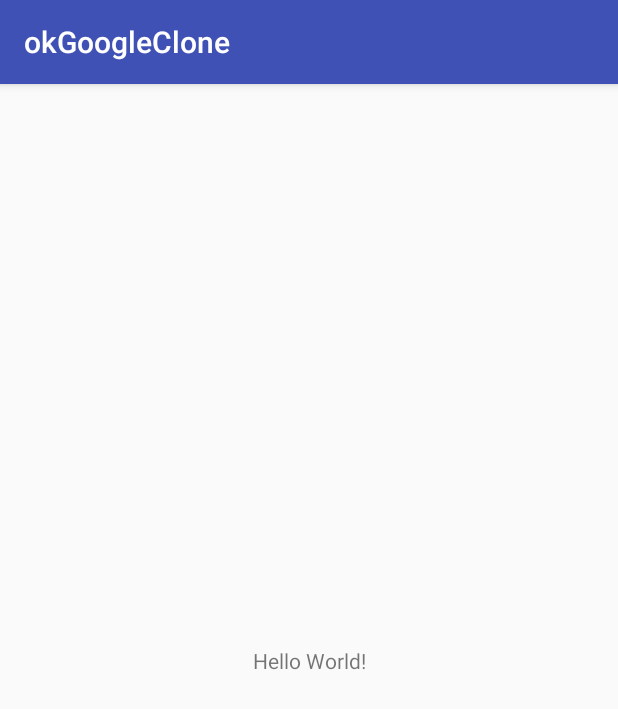
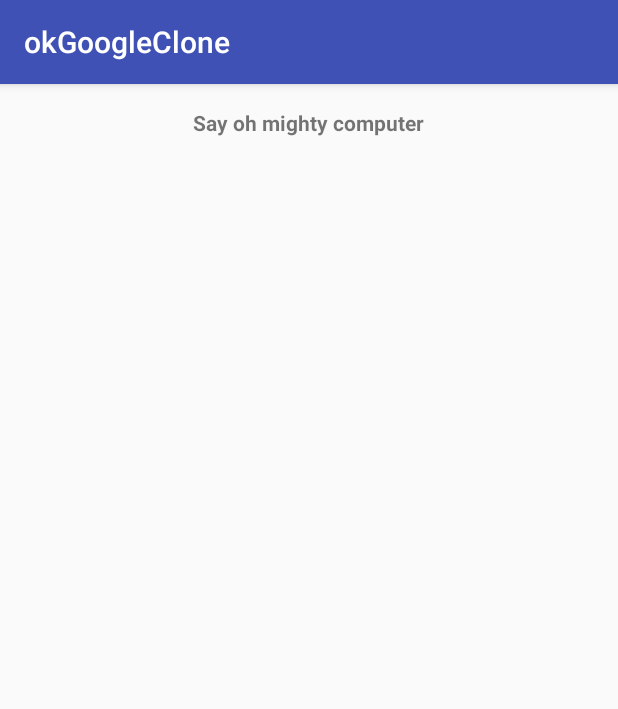
Before and after one commit to Pa-OShea/okGoogleClone, an Android app: the screen it shows after launch (MainActivity), on a phone screen of 412 x 824 dp. Shown: the top 709 px of the screen. Run offline under Robolectric (Android 15) with nearby library versions, the phone set to English and light mode, and no system bars; libraries missing offline, so code that uses them is left out: edu.cmu.pocketsphinx; 11 statements that could not run were skipped.

Commit message:
changed UI

```diff
--- a/app/src/main/java/com/p14osheagmail/okgoogleclone/SpeechRecognizerManager.java
+++ b/app/src/main/java/com/p14osheagmail/okgoogleclone/SpeechRecognizerManager.java
@@ -1,5 +1,6 @@
 package com.p14osheagmail.okgoogleclone;
 
+import android.annotation.SuppressLint;
 import android.content.Context;
 import android.content.Intent;
 import android.os.AsyncTask;
@@ -14,6 +15,7 @@ import java.util.ArrayList;
 
 import edu.cmu.pocketsphinx.Assets;
 import edu.cmu.pocketsphinx.Hypothesis;
+import edu.cmu.pocketsphinx.SpeechRecognizer;
 import edu.cmu.pocketsphinx.SpeechRecognizerSetup;
 
 import static edu.cmu.pocketsphinx.SpeechRecognizerSetup.defaultSetup;
@@ -26,7 +28,7 @@ public class SpeechRecognizerManager {
     /* Named searches allow to quickly reconfigure the decoder */
     private static final String KWS_SEARCH = "wakeup";
     /* Keyword we are looking for to activate menu */
-    private static final String KEYPHRASE = "ok light";
+    private static final String KEYPHRASE = "oh mighty computer";
     private edu.cmu.pocketsphinx.SpeechRecognizer mPocketSphinxRecognizer;
     private static final String TAG = SpeechRecognizerManager.class.getSimpleName();
     protected Intent mSpeechRecognizerIntent;
@@ -42,7 +44,24 @@ public class SpeechRecognizerManager {
 
     }
 
+    public SpeechRecognizer getmPocketSphinxRecognizer() {
+        return mPocketSphinxRecognizer;
+    }
 
+    public static String getKwsSearch() {
+        return KWS_SEARCH;
+    }
+
+    public void stop(){
+        mPocketSphinxRecognizer.cancel();
+    }
+
+    public void start(){
+        mPocketSphinxRecognizer.startListening(KWS_SEARCH);
+    }
+
+
+    @SuppressLint("StaticFieldLeak")
     private void initPockerSphinx() {
 
         new AsyncTask<Void, Void, Exception>() {
@@ -72,6 +91,7 @@ public class SpeechRecognizerManager {
                     // Create keyword-activation search.
                     mPocketSphinxRecognizer.addKeyphraseSearch(KWS_SEARCH, KEYPHRASE);
                 } catch (IOException e) {
+                    System.err.print(e.getMessage());
                     return e;
                 }
                 return null;
@@ -79,6 +99,7 @@ public class SpeechRecognizerManager {
 
             @Override
             protected void onPostExecute(Exception result) {
+                //System.err.println("Something is fucking wrong\n" + result.getMessage());
                 if (result != null) {
                     Toast.makeText(mContext, "Failed to init mPocketSphinxRecognizer ", Toast.LENGTH_SHORT).show();
                 } else {
@@ -92,13 +113,9 @@ public class SpeechRecognizerManager {
     private void initGoogleSpeechRecognizer() {
 
         mGoogleSpeechRecognizer = android.speech.SpeechRecognizer.createSpeechRecognizer(mContext);
-
         mGoogleSpeechRecognizer.setRecognitionListener(new GoogleRecognitionListener());
-
         mSpeechRecognizerIntent = new Intent( RecognizerIntent.ACTION_RECOGNIZE_SPEECH);
-
-        mSpeechRecognizerIntent.putExtra(RecognizerIntent.EXTRA_LANGUAGE_MODEL,RecognizerIntent.LANGUAGE_MODEL_FREE_FORM);
-
+        mSpeechRecognizerIntent.putExtra(RecognizerIntent.EXTRA_LANGUAGE_MODEL, RecognizerIntent.LANGUAGE_MODEL_FREE_FORM);
         mSpeechRecognizerIntent.putExtra( RecognizerIntent. EXTRA_CONFIDENCE_SCORES, true);
     }
 
@@ -110,7 +127,6 @@ public class SpeechRecognizerManager {
             mPocketSphinxRecognizer = null;
         }
 
-
         if (mGoogleSpeechRecognizer != null) {
             mGoogleSpeechRecognizer.cancel();
             mGoogleSpeechRecognizer.destroy();
@@ -120,9 +136,7 @@ public class SpeechRecognizerManager {
     }
 
     private void restartSearch(String searchName) {
-
         mPocketSphinxRecognizer.stop();
-
         mPocketSphinxRecognizer.startListening(searchName);
 
     }
@@ -142,26 +156,23 @@ public class SpeechRecognizerManager {
          */
         @Override
         public void onPartialResult(Hypothesis hypothesis) {
-            if (hypothesis == null)
-            {
+            if (hypothesis == null){
                 Log.d(TAG,"null");
-
-
                 return;
-
             }
             String text = hypothesis.getHypstr();
-            Log.d(TAG,text);
+            Log.d(TAG, "What you said " + text);
             if (text.equals(KEYPHRASE)) {
+                mPocketSphinxRecognizer.cancel();
                 mGoogleSpeechRecognizer.startListening(mSpeechRecognizerIntent);
-                mPocketSphinxRecognizer.cancel();
-                Toast.makeText(mContext, "You said: "+text, Toast.LENGTH_SHORT).show();
-
+                //Toast.makeText(mContext, "You said: "+text, Toast.LENGTH_SHORT).show();
             }
+            hypothesis.delete();
         }
 
         @Override
         public void onResult(Hypothesis hypothesis) {
+
         }
 
 
@@ -238,9 +249,17 @@ public class SpeechRecognizerManager {
                 if (mOnResultListener!=null){
                     mOnResultListener.OnResult(heard);
                 }
+                heard.clear();
 
             }
 
+            /*try {
+                Thread.sleep(5000);
+            } catch (InterruptedException e) {
+                e.printStackTrace();
+            }*/
+            assert results != null;
+            results.clear();
             mPocketSphinxRecognizer.startListening(KWS_SEARCH);
 
 
--- a/app/src/main/res/layout/activity_main.xml
+++ b/app/src/main/res/layout/activity_main.xml
@@ -1,19 +1,24 @@
 <?xml version="1.0" encoding="utf-8"?>
-<android.support.constraint.ConstraintLayout xmlns:android="http://schemas.android.com/apk/res/android"
-    xmlns:app="http://schemas.android.com/apk/res-auto"
+<LinearLayout
+    xmlns:android="http://schemas.android.com/apk/res/android"
     xmlns:tools="http://schemas.android.com/tools"
     android:layout_width="match_parent"
     android:layout_height="match_parent"
-    tools:context="com.p14osheagmail.okgoogleclone.MainActivity">
+    android:padding="16dp"
+    android:orientation="vertical"
+    tools:context=".MainActivity">
 
     <TextView
-        android:id="@+id/hello"
         android:layout_width="wrap_content"
         android:layout_height="wrap_content"
-        android:text="Hello World!"
-        app:layout_constraintBottom_toBottomOf="parent"
-        app:layout_constraintLeft_toLeftOf="parent"
-        app:layout_constraintRight_toRightOf="parent"
-        app:layout_constraintTop_toTopOf="parent" />
+        android:layout_gravity="center_horizontal"
+        android:autoLink="web"
+        android:text="@string/say_oh_mighty_computer"
+        android:textStyle="bold" />
 
-</android.support.constraint.ConstraintLayout>
+    <TextView
+        android:id="@+id/voice"
+        android:layout_width="match_parent"
+        android:layout_height="wrap_content" />
+
+</LinearLayout>
--- a/app/src/main/res/values/strings.xml
+++ b/app/src/main/res/values/strings.xml
@@ -1,3 +1,4 @@
 <resources>
     <string name="app_name">okGoogleClone</string>
+    <string name="say_oh_mighty_computer">Say oh mighty computer</string>
 </resources>
```
Also changed, not shown: app/src/main/java/com/p14osheagmail/okgoogleclone/MainActivity.java (+7 -35 lines).
